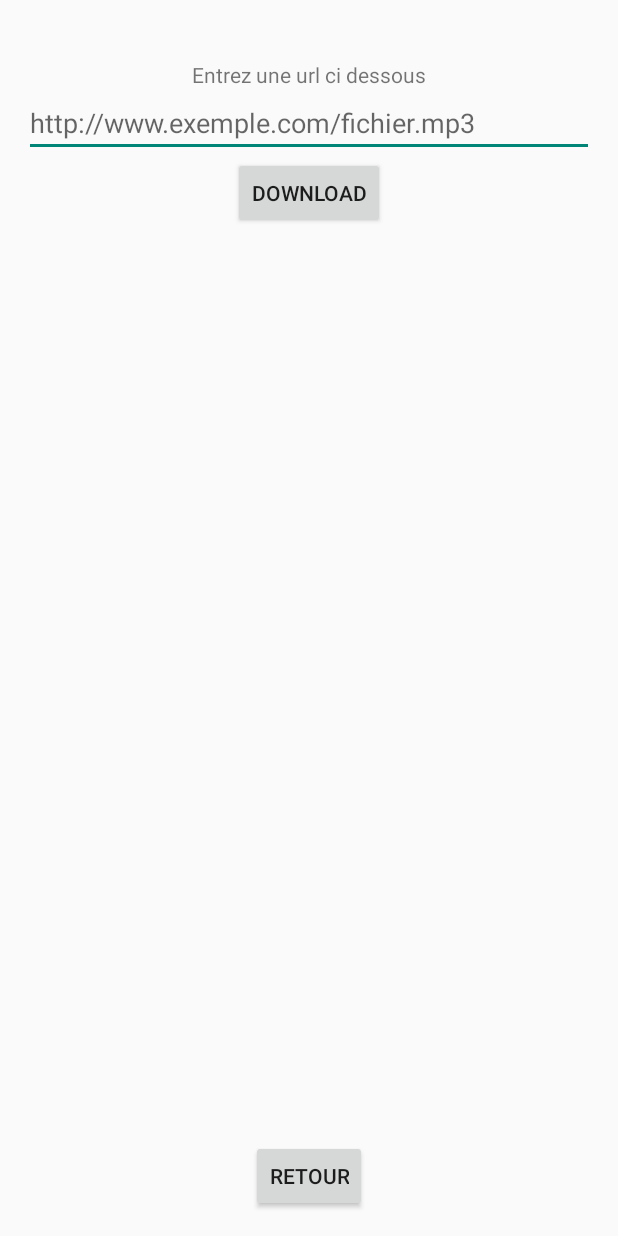
After one commit to abdelrhamaneben/Jass, an Android app: the DownloadActivity screen opened directly, with no data from a screen before it, on a phone screen of 412 x 824 dp. The commit adds this screen. Run offline under Robolectric (Android 15) with nearby library versions, the phone set to English and light mode, and no system bars.

Commit message:
Ajout download from url

```diff
--- a/app/build.gradle
+++ b/app/build.gradle
@@ -23,4 +23,5 @@ android {
 dependencies {
     compile fileTree(dir: 'libs', include: ['*.jar'])
     compile 'com.android.support:appcompat-v7:23.0.1'
+    compile "commons-io:commons-io:+"
 }
--- a/app/src/main/java/com/abdelrhamane/dufaux/jass/models/record.java
+++ b/app/src/main/java/com/abdelrhamane/dufaux/jass/models/record.java
@@ -108,6 +108,10 @@ public class record {
 
 
 
+    public String getFilePath(){
+        return  this.outDirectory + this.filename;
+    }
+
     // Media Functions
 
     /**
--- a/app/src/main/java/com/abdelrhamane/dufaux/jass/recorder_activity.java
+++ b/app/src/main/java/com/abdelrhamane/dufaux/jass/recorder_activity.java
@@ -57,7 +57,7 @@ public class recorder_activity extends OrmLiteBaseActivity<DatabaseHelper> {
         stop_play.setBackgroundResource(R.color.gris);
         timerLabel.setText(String.valueOf(timer));
         state = State_E.RECORDABLE;
-        this.enregistrement = new record((new Date().getTime()) + ".3gp");
+        this.enregistrement = new record((new Date().getTime()) + ".mp3");
     }
 
 
--- /dev/null
+++ b/app/src/main/res/drawable/border_alert.xml
@@ -0,0 +1,5 @@
+<?xml version="1.0" encoding="utf-8"?>
+<shape xmlns:android="http://schemas.android.com/apk/res/android">
+    <solid android:color="#ffffff" />
+    <stroke android:width="2dip" android:color="#ff0000" />
+</shape>
--- /dev/null
+++ b/app/src/main/res/layout/activity_download.xml
@@ -0,0 +1,46 @@
+<RelativeLayout xmlns:android="http://schemas.android.com/apk/res/android"
+    xmlns:tools="http://schemas.android.com/tools" android:layout_width="match_parent"
+    android:layout_height="match_parent" android:paddingLeft="@dimen/activity_horizontal_margin"
+    android:paddingRight="@dimen/activity_horizontal_margin"
+    android:paddingTop="@dimen/activity_vertical_margin"
+    android:paddingBottom="@dimen/activity_vertical_margin"
+    tools:context="com.abdelrhamane.dufaux.jass.DownloadActivity">
+
+    <Button
+        style="?android:attr/buttonStyleSmall"
+        android:layout_width="wrap_content"
+        android:layout_height="wrap_content"
+        android:text="@string/retour"
+        android:id="@+id/activity_download_return"
+        android:layout_alignParentBottom="true"
+        android:layout_centerHorizontal="true" />
+
+    <EditText
+        android:layout_width="wrap_content"
+        android:layout_height="wrap_content"
+        android:id="@+id/urltext"
+        android:hint="@string/urlexemple"
+        android:layout_below="@+id/textView4"
+        android:layout_alignParentRight="true"
+        android:layout_alignParentEnd="true"
+        android:layout_alignParentLeft="true"
+        android:layout_alignParentStart="true" />
+
+    <TextView
+        android:layout_width="wrap_content"
+        android:layout_height="wrap_content"
+        android:text="@string/download_urllabel"
+        android:id="@+id/textView4"
+        android:layout_marginTop="24dp"
+        android:layout_alignParentTop="true"
+        android:layout_centerHorizontal="true" />
+
+    <Button
+        android:layout_width="wrap_content"
+        android:layout_height="wrap_content"
+        android:text="@string/downloadbutton"
+        android:id="@+id/downloadbutton"
+        android:layout_below="@+id/urltext"
+        android:layout_centerHorizontal="true" />
+
+</RelativeLayout>
--- /dev/null
+++ b/app/src/main/res/menu/menu_download.xml
@@ -0,0 +1,7 @@
+<menu xmlns:android="http://schemas.android.com/apk/res/android"
+    xmlns:app="http://schemas.android.com/apk/res-auto"
+    xmlns:tools="http://schemas.android.com/tools"
+    tools:context="com.abdelrhamane.dufaux.jass.DownloadActivity">
+    <item android:id="@+id/action_settings" android:title="@string/action_settings"
+        android:orderInCategory="100" app:showAsAction="never" />
+</menu>
--- a/app/src/main/res/values/strings.xml
+++ b/app/src/main/res/values/strings.xml
@@ -9,5 +9,12 @@
     <string name="Stop">Stop</string>
     <string name="title_activity_recorder_activity">recorder_activity</string>
     <string name="retour">retour</string>
+    <string name="newSon">Enregistrer</string>
+    <string name="fromlocal">From Local</string>
+    <string name="frominternet">Télécharger</string>
+    <string name="title_activity_download">DownloadActivity</string>
+    <string name="urlexemple">http://www.exemple.com/fichier.mp3</string>
+    <string name="download_urllabel">Entrez une url ci dessous</string>
+    <string name="downloadbutton">Download</string>
 
 </resources>
```
Also changed, not shown: app/src/main/AndroidManifest.xml (+8 -3 lines), app/src/main/java/com/abdelrhamane/dufaux/jass/DownloadActivity.java (added, +242 -0 lines), app/src/main/java/com/abdelrhamane/dufaux/jass/Exceptions/InvalidFileTypeException.java (added, +15 -0 lines), app/src/main/java/com/abdelrhamane/dufaux/jass/JassWall.java (+31 -0 lines), app/src/main/res/layout/activity_main.xml (+40 -24 lines), app/src/main/res/layout/jasswall.xml (deleted, +0 -16 lines), 4 other files.
